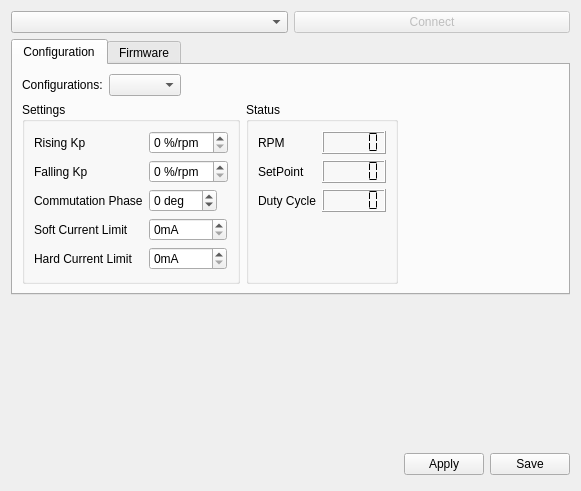
This is ground/openpilotgcs/src/plugins/esc/esc.ui in peabody124/TauLabs as Qt 5 draws it before an edit. The edited form follows.
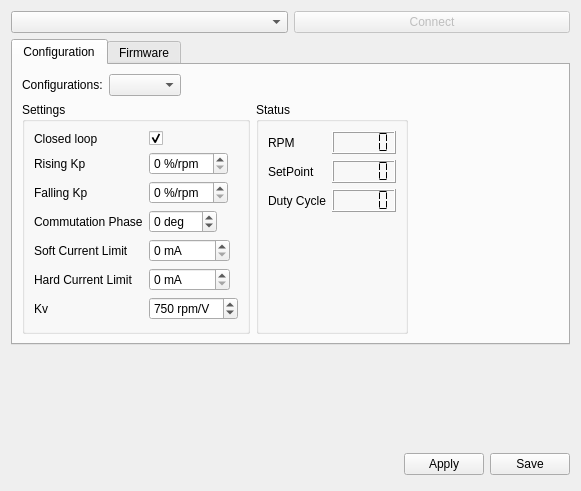
This is the edited form. Icons and pictures are not drawn.

Commit message: More work on the GCS interface for configuring the ESCs

```diff
--- a/ground/openpilotgcs/src/plugins/esc/esc.ui
+++ b/ground/openpilotgcs/src/plugins/esc/esc.ui
@@ -98,42 +98,42 @@
             <property name="fieldGrowthPolicy">
              <enum>QFormLayout::FieldsStayAtSizeHint</enum>
             </property>
-            <item row="0" column="0">
+            <item row="1" column="0">
              <widget class="QLabel" name="label_19">
               <property name="text">
                <string>Rising Kp</string>
               </property>
              </widget>
             </item>
-            <item row="0" column="1">
+            <item row="1" column="1">
              <widget class="QSpinBox" name="spinRisingKp">
               <property name="suffix">
                <string> %/rpm</string>
               </property>
              </widget>
             </item>
-            <item row="1" column="0">
+            <item row="2" column="0">
              <widget class="QLabel" name="label_2">
               <property name="text">
                <string>Falling Kp</string>
               </property>
              </widget>
             </item>
-            <item row="1" column="1">
-             <widget class="QSpinBox" name="spinFalingKp">
+            <item row="2" column="1">
+             <widget class="QSpinBox" name="spinFallingKp">
               <property name="suffix">
                <string> %/rpm</string>
               </property>
              </widget>
             </item>
-            <item row="2" column="0">
+            <item row="3" column="0">
              <widget class="QLabel" name="label_3">
               <property name="text">
                <string>Commutation Phase</string>
               </property>
              </widget>
             </item>
-            <item row="2" column="1">
+            <item row="3" column="1">
              <widget class="QSpinBox" name="spinPhase">
               <property name="suffix">
                <string> deg</string>
@@ -146,40 +146,80 @@
               </property>
              </widget>
             </item>
-            <item row="3" column="0">
+            <item row="4" column="0">
              <widget class="QLabel" name="label_9">
               <property name="text">
                <string>Soft Current Limit</string>
               </property>
              </widget>
             </item>
-            <item row="3" column="1">
+            <item row="4" column="1">
              <widget class="QSpinBox" name="spinSortCurrentLimit">
               <property name="suffix">
-               <string>mA</string>
+               <string> mA</string>
               </property>
               <property name="maximum">
                <number>40000</number>
               </property>
              </widget>
             </item>
-            <item row="4" column="0">
+            <item row="5" column="0">
              <widget class="QLabel" name="label_10">
               <property name="text">
                <string>Hard Current Limit</string>
               </property>
              </widget>
             </item>
-            <item row="4" column="1">
+            <item row="5" column="1">
              <widget class="QSpinBox" name="spinHardCurrentLimit">
               <property name="suffix">
-               <string>mA</string>
+               <string> mA</string>
               </property>
               <property name="maximum">
                <number>40000</number>
               </property>
              </widget>
             </item>
+            <item row="0" column="0">
+             <widget class="QLabel" name="label_11">
+              <property name="text">
+               <string>Closed loop</string>
+              </property>
+             </widget>
+            </item>
+            <item row="0" column="1">
+             <widget class="QCheckBox" name="closedLoopCheck">
+              <property name="text">
+               <string/>
+              </property>
+              <property name="checked">
+               <bool>true</bool>
+              </property>
+             </widget>
+            </item>
+            <item row="6" column="1">
+             <widget class="QSpinBox" name="spinKv">
+              <property name="suffix">
+               <string> rpm/V</string>
+              </property>
+              <property name="minimum">
+               <number>250</number>
+              </property>
+              <property name="maximum">
+               <number>2000</number>
+              </property>
+              <property name="value">
+               <number>750</number>
+              </property>
+             </widget>
+            </item>
+            <item row="6" column="0">
+             <widget class="QLabel" name="label_12">
+              <property name="text">
+               <string>Kv</string>
+              </property>
+             </widget>
+            </item>
            </layout>
           </widget>
          </item>
```
The commit also changes 4 other files.
